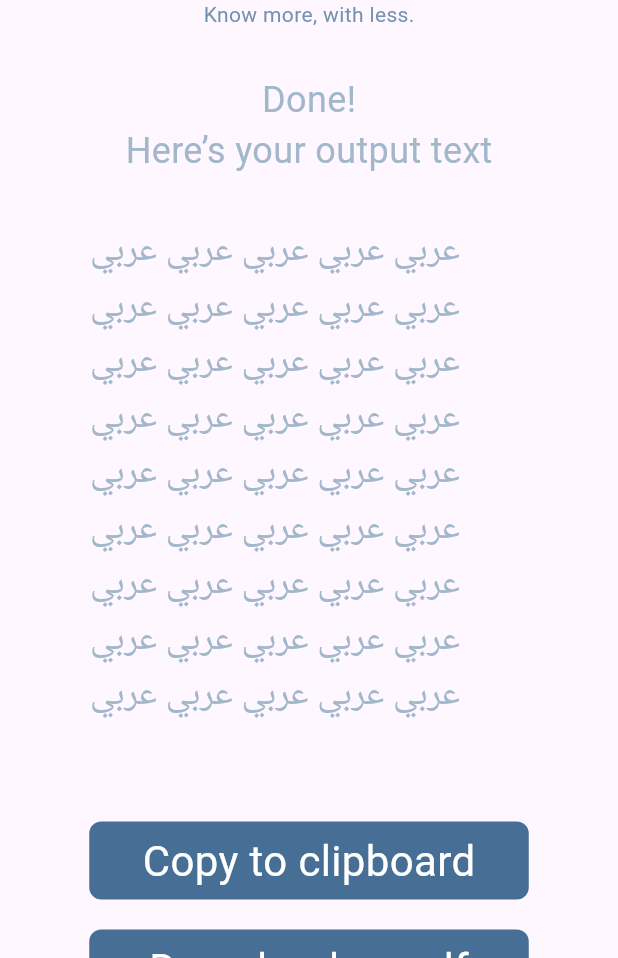
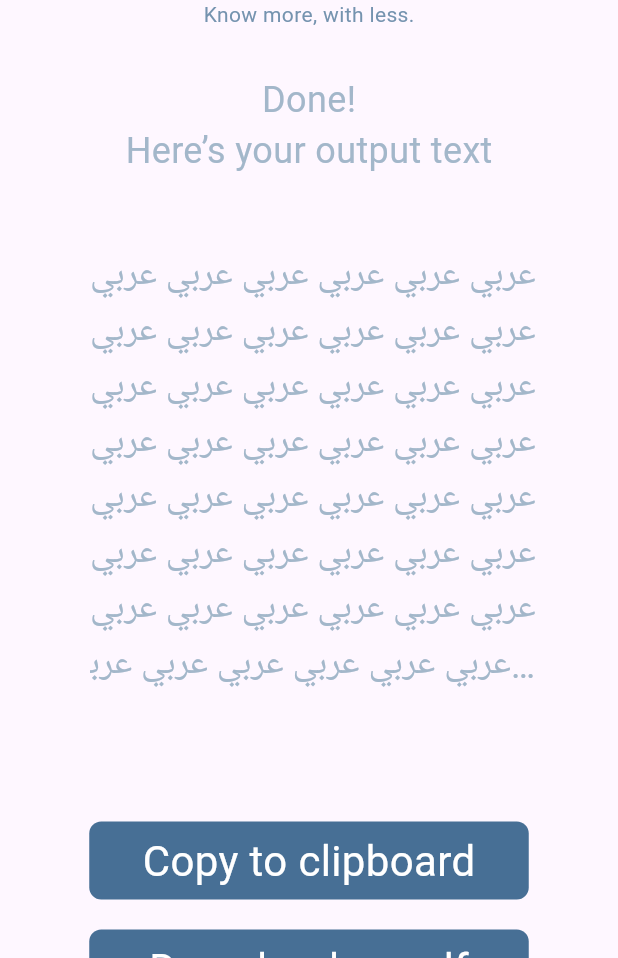
Before and after one commit to omniagaber55/project, a Flutter app: the HomePage screen opened directly, on a phone screen of 412 x 824 dp, the part 278-1236 px from its top. Run offline on Flutter 3.47's test engine with Material 3 defaults, Android fonts, the phone set to English and light mode, and no system bars.

Commit message:
Your commit message here

```diff
--- a/app/lib/screens/Done_screen.dart
+++ b/app/lib/screens/Done_screen.dart
@@ -28,49 +28,49 @@ class HomePage extends StatelessWidget {
         child: Column(
           mainAxisAlignment: MainAxisAlignment.center,
           children: [
-            SizedBox(height: 70),
+            const SizedBox(height: 70),
             Image.asset("assets/images/Logo (1).png"),
-            Text(
+            const Text(
               "Know more, with less.",
               style: TextStyle(color: one),
             ),
-            SizedBox(height: 30),
-            Center(
+            const SizedBox(height: 30),
+            const Center(
                 child: Text(
               "Done!",
               style: TextStyle(color: three, fontSize: 24),
             )),
-            Center(
+            const Center(
                 child: Text(
               "Here’s your output text",
               style: TextStyle(color: three, fontSize: 24),
             )),
-            SizedBox(
+            const SizedBox(
               height: 30,
             ),
             Center(
               child: Padding(
-                padding: const EdgeInsets.symmetric(horizontal: 50),
+                padding: const EdgeInsets.only(left: 50,right: 30),
                 child: Container(
                   height: 360,
                   width: 360,
-                  padding: EdgeInsets.all(10),
-                  decoration: BoxDecoration(
+                  padding: const EdgeInsets.all(10),
+                  decoration: const BoxDecoration(
                       borderRadius: BorderRadius.all(Radius.circular(8))),
                   child: TextField(
-                    maxLines: 10,
+                    maxLines:8 ,
                     controller: controller,
-                    decoration: InputDecoration(
+                    decoration: const InputDecoration(
                         border: InputBorder.none,
-                        hintMaxLines: 10,
+
                         hintText:
                             "عربي عربي عربي عربي عربي عربي عربي عربي عربي عربي عربي عربي عربي عربي عربي عربي عربي عربي عربي عربي عربي عربي عربي عربي عربي عربي عربي عربي عربي عربي عربي عربي عربي عربي عربي عربي عربي عربي عربي عربي عربي عربي عربي عربي عربي عربي عربي عربي عربي عربي",
-                        hintStyle: TextStyle(color: three, fontSize: 24)),
+                        hintStyle: TextStyle(color: three, fontSize: 24,)),
                   ),
                 ),
               ),
             ),
-            SizedBox(
+            const SizedBox(
               height: 40,
             ),
             InkWell(
@@ -79,23 +79,23 @@ class HomePage extends StatelessWidget {
                     .then((_) {
                   controller.clear();
                   ScaffoldMessenger.of(context).showSnackBar(
-                      SnackBar(content: Text('Copied to your clipboard !')));
+                      const SnackBar(content: Text('Copied to your clipboard !')));
                 });
               },
               child: Container(
                 height: 52,
                 width: 293,
-                padding: EdgeInsets.symmetric(vertical: 5),
+                padding: const EdgeInsets.symmetric(vertical: 5),
                 decoration: BoxDecoration(
                     borderRadius: BorderRadius.circular(8), color: two),
-                child: Center(
+                child: const Center(
                     child: Text(
                   "Copy to clipboard",
                   style: TextStyle(color: Colors.white, fontSize: 28),
                 )),
               ),
             ),
-            SizedBox(
+            const SizedBox(
               height: 20,
             ),
             InkWell(
@@ -103,19 +103,19 @@ class HomePage extends StatelessWidget {
               child: Container(
                 height: 52,
                 width: 293,
-                padding: EdgeInsets.symmetric(vertical: 5),
+                padding: const EdgeInsets.symmetric(vertical: 5),
                 decoration: BoxDecoration(
                   color: two,
                   borderRadius: BorderRadius.circular(8),
                 ),
-                child: Center(
+                child: const Center(
                     child: Text(
                   "Download as pdf",
                   style: TextStyle(color: Colors.white, fontSize: 28),
                 )),
               ),
             ),
-            SizedBox(
+            const SizedBox(
               height: 40,
             ),
           ],
--- a/app/pubspec.yaml
+++ b/app/pubspec.yaml
@@ -38,6 +38,7 @@ dependencies:
   file_picker: ^4.0.0
   pdf: ^3.10.8
   get: ^4.6.6
+  http: ^1.2.1
 dev_dependencies:
   flutter_test:
     sdk: flutter
```
Also changed, not shown: app/lib/main.dart (+1 -7 lines), app/lib/screens/Processing_screen.dart (+8 -8 lines), app/lib/screens/Type_screen.dart (+13 -11 lines), app/lib/screens/welcome_home.dart (+10 -10 lines), app/pubspec.lock.
